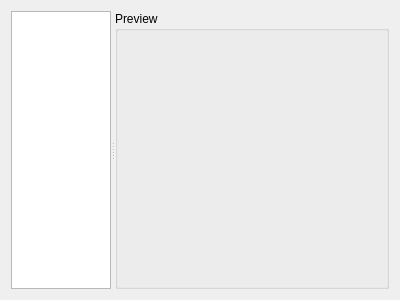
dysonltd-zz/gts, file app/src/tools/core/components/CameraSelectionFormContents.ui: the form before one commit.
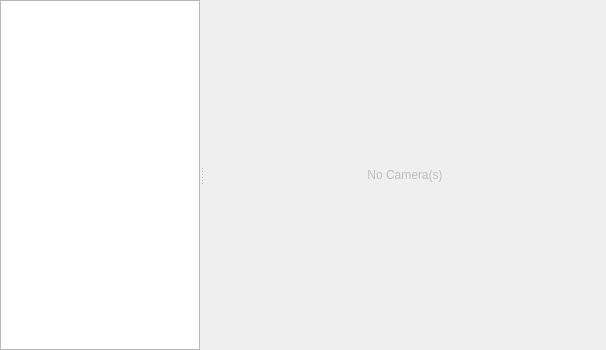
The form after the commit. Custom widgets are drawn as their Qt base class.

Commit message: Simplified Camera Selection UI

```diff
--- a/app/src/tools/core/components/CameraSelectionFormContents.ui
+++ b/app/src/tools/core/components/CameraSelectionFormContents.ui
@@ -6,8 +6,8 @@
    <rect>
     <x>0</x>
     <y>0</y>
-    <width>400</width>
-    <height>300</height>
+    <width>606</width>
+    <height>350</height>
    </rect>
   </property>
   <property name="sizePolicy">
@@ -20,12 +20,15 @@
    <string>CameraSelectionFormContents</string>
   </property>
   <layout class="QVBoxLayout" name="verticalLayout">
+   <property name="margin">
+    <number>0</number>
+   </property>
    <item>
     <widget class="QSplitter" name="splitter">
      <property name="sizePolicy">
       <sizepolicy hsizetype="Expanding" vsizetype="Preferred">
-       <horstretch>0</horstretch>
-       <verstretch>100</verstretch>
+       <horstretch>1</horstretch>
+       <verstretch>0</verstretch>
       </sizepolicy>
      </property>
      <property name="orientation">
@@ -33,11 +36,23 @@
      </property>
      <widget class="QTableWidget" name="m_cameraTableWidget">
       <property name="sizePolicy">
-       <sizepolicy hsizetype="Expanding" vsizetype="Expanding">
-        <horstretch>4</horstretch>
+       <sizepolicy hsizetype="Expanding" vsizetype="Preferred">
+        <horstretch>1</horstretch>
         <verstretch>0</verstretch>
        </sizepolicy>
       </property>
+      <property name="minimumSize">
+       <size>
+        <width>200</width>
+        <height>0</height>
+       </size>
+      </property>
+      <property name="maximumSize">
+       <size>
+        <width>16777215</width>
+        <height>16777215</height>
+       </size>
+      </property>
       <property name="editTriggers">
        <set>QAbstractItemView::NoEditTriggers</set>
       </property>
@@ -69,19 +84,47 @@
        <bool>false</bool>
       </attribute>
      </widget>
-     <widget class="QGroupBox" name="previewGroupBox">
+     <widget class="QFrame" name="previewFrame">
       <property name="sizePolicy">
        <sizepolicy hsizetype="Expanding" vsizetype="Expanding">
         <horstretch>100</horstretch>
         <verstretch>0</verstretch>
        </sizepolicy>
       </property>
-      <property name="title">
-       <string>Preview</string>
-      </property>
       <layout class="QHBoxLayout" name="horizontalLayout_2">
+       <property name="margin">
+        <number>0</number>
+       </property>
        <item>
-        <widget class="ImageView" name="m_previewImageWidget" native="true"/>
+        <widget class="ImageView" name="m_previewImageWidget" native="true">
+         <property name="sizePolicy">
+          <sizepolicy hsizetype="Maximum" vsizetype="Preferred">
+           <horstretch>0</horstretch>
+           <verstretch>0</verstretch>
+          </sizepolicy>
+         </property>
+         <property name="minimumSize">
+          <size>
+           <width>400</width>
+           <height>0</height>
+          </size>
+         </property>
+         <layout class="QVBoxLayout" name="verticalLayout_2">
+          <item>
+           <widget class="QLabel" name="m_cameraLabel">
+            <property name="enabled">
+             <bool>false</bool>
+            </property>
+            <property name="text">
+             <string>No Camera(s)</string>
+            </property>
+            <property name="alignment">
+             <set>Qt::AlignCenter</set>
+            </property>
+           </widget>
+          </item>
+         </layout>
+        </widget>
        </item>
       </layout>
      </widget>
```
Left out of the diff: 9 changed lines with no effect on the pictures. The commit also changes 3 other files.
